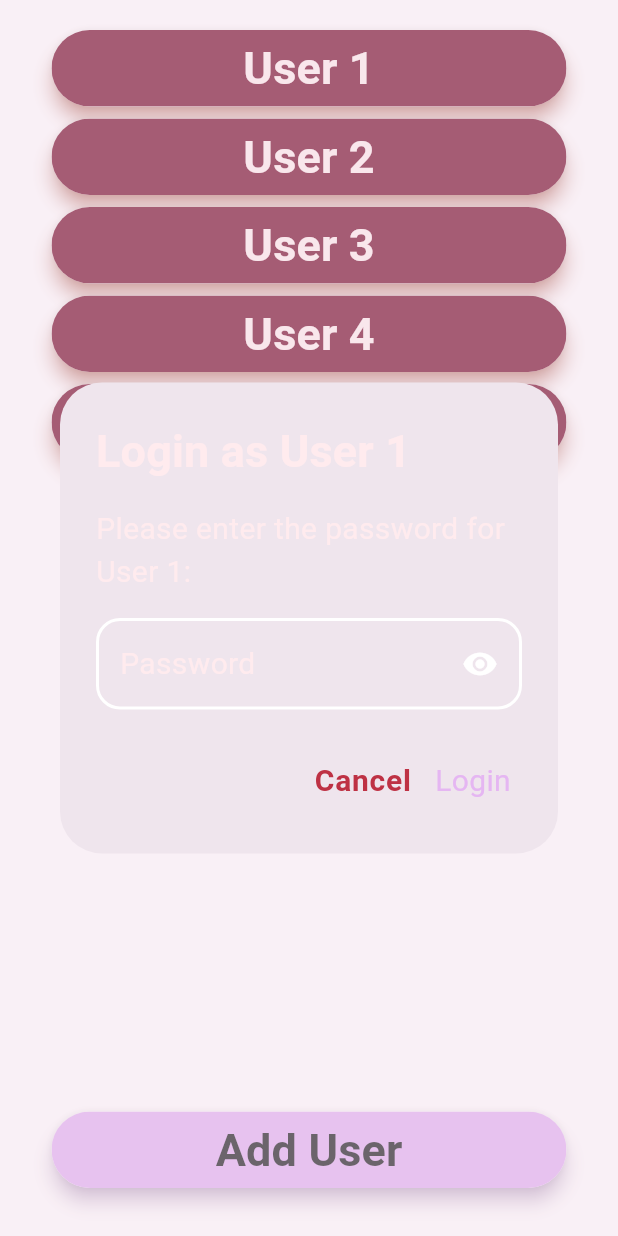
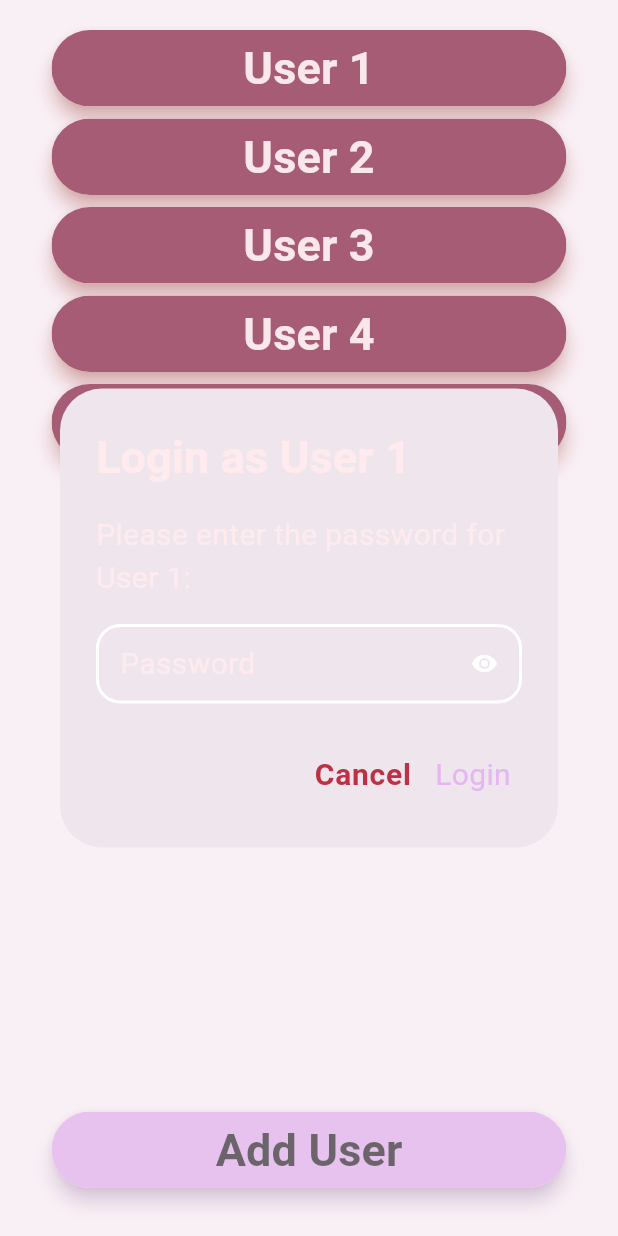
Before and after one commit to Duzzuti/passwd_manager_client, a Flutter app: the screen it shows after launch, after a tap on an icon or button, on a phone screen of 412 x 824 dp. Run offline on Flutter 3.47's test engine with Material 2 defaults, Android fonts, the phone set to English and light mode, and no system bars.

Commit message:
Add InputField decoration types

```diff
--- /dev/null
+++ b/lib/login/widgets/field_input_decorations/field_decos.dart
@@ -0,0 +1,160 @@
+// ignore_for_file: constant_identifier_names
+
+import 'package:flutter/material.dart';
+
+enum InputFieldState{
+  DISABLED,
+  STANDARD,
+  GOOD,
+  WARNING,
+  ERROR,
+}
+
+abstract class InputFieldDeco{
+  InputDecoration getDeco(BuildContext context, String label, FocusNode focused, Widget? suffixIcon, TextEditingController controller);
+}
+
+class StandardInputFieldDec extends InputFieldDeco{
+  @override
+  InputDecoration getDeco(BuildContext context, String label, FocusNode focused, Widget? suffixIcon, TextEditingController controller) {
+    return InputDecoration(
+      isDense: true,
+      labelText: label,
+      floatingLabelStyle: Theme.of(context).textTheme.bodyMedium!.copyWith(
+        color: focused.hasFocus
+        ? Theme.of(context).colorScheme.tertiary
+        : Theme.of(context).colorScheme.inversePrimary,
+      ),
+      labelStyle: Theme.of(context).textTheme.bodyMedium,
+      enabledBorder: OutlineInputBorder(
+        borderRadius: BorderRadius.circular(16),
+        borderSide: const BorderSide(
+          color: Colors.white,
+          width: 2,
+        ),
+      ),
+      focusedBorder: OutlineInputBorder(
+        borderRadius: BorderRadius.circular(16),
+        borderSide: BorderSide(
+          color: Theme.of(context).colorScheme.inversePrimary,
+          width: 3,
+        ),
+      ),
+      suffixIcon: suffixIcon,
+    );
+  }
+}
+
+class DisabledInputFieldDec extends InputFieldDeco{
+  @override
+  InputDecoration getDeco(BuildContext context, String label, FocusNode focused, Widget? suffixIcon, TextEditingController controller) {
+    return InputDecoration(
+      isDense: true,
+      labelText: label,
+      labelStyle: Theme.of(context).textTheme.bodyMedium!.copyWith(
+        color: Colors.grey.withOpacity(0.5)
+      ),
+      disabledBorder: OutlineInputBorder(
+        borderRadius: BorderRadius.circular(16),
+        borderSide: BorderSide(
+          color: Colors.grey.withOpacity(0.5),
+          width: 1,
+        ),
+      ),
+      suffixIcon: suffixIcon,
+    );
+  }
+}
+
+class GoodInputFieldDec extends InputFieldDeco{
+  @override
+  InputDecoration getDeco(BuildContext context, String label, FocusNode focused, Widget? suffixIcon, TextEditingController controller) {
+    return InputDecoration(
+      isDense: true,
+      labelText: label,
+      floatingLabelStyle: Theme.of(context).textTheme.bodyMedium!.copyWith(
+        color: focused.hasFocus
+        ? Colors.green
+        : Theme.of(context).colorScheme.inversePrimary,
+      ),
+      labelStyle: Theme.of(context).textTheme.bodyMedium,
+      enabledBorder: OutlineInputBorder(
+        borderRadius: BorderRadius.circular(16),
+        borderSide: const BorderSide(
+          color: Colors.green,
+          width: 2,
+        ),
+      ),
+      focusedBorder: OutlineInputBorder(
+        borderRadius: BorderRadius.circular(16),
+        borderSide: const BorderSide(
+          color: Colors.lightGreen,
+          width: 3,
+        ),
+      ),
+      suffixIcon: suffixIcon,
+    );
+  }
+}
+
+class WarningInputFieldDec extends InputFieldDeco{
+  @override
+  InputDecoration getDeco(BuildContext context, String label, FocusNode focused, Widget? suffixIcon, TextEditingController controller) {
+    return InputDecoration(
+      isDense: true,
+      labelText: label,
+      floatingLabelStyle: Theme.of(context).textTheme.bodyMedium!.copyWith(
+        color: focused.hasFocus
+        ? Theme.of(context).colorScheme.tertiary
+        : Theme.of(context).colorScheme.inversePrimary,
+      ),
+      labelStyle: Theme.of(context).textTheme.bodyMedium,
+      enabledBorder: OutlineInputBorder(
+        borderRadius: BorderRadius.circular(16),
+        borderSide: const BorderSide(
+          color: Colors.amber,
+          width: 2,
+        ),
+      ),
+      focusedBorder: OutlineInputBorder(
+        borderRadius: BorderRadius.circular(16),
+        borderSide: const BorderSide(
+          color: Colors.amberAccent,
+          width: 3,
+        ),
+      ),
+      suffixIcon: suffixIcon,
+    );
+  }
+}
+
+class ErrorInputFieldDec extends InputFieldDeco{
+  @override
+  InputDecoration getDeco(BuildContext context, String label, FocusNode focused, Widget? suffixIcon, TextEditingController controller) {
+    return InputDecoration(
+      isDense: true,
+      labelText: label,
+      floatingLabelStyle: Theme.of(context).textTheme.bodyMedium!.copyWith(
+        color: focused.hasFocus
+        ? Theme.of(context).colorScheme.tertiary
+        : Theme.of(context).colorScheme.inversePrimary,
+      ),
+      labelStyle: Theme.of(context).textTheme.bodyMedium,
+      enabledBorder: OutlineInputBorder(
+        borderRadius: BorderRadius.circular(16),
+        borderSide: const BorderSide(
+          color: Colors.deepOrange,
+          width: 2,
+        ),
+      ),
+      focusedBorder: OutlineInputBorder(
+        borderRadius: BorderRadius.circular(16),
+        borderSide: const BorderSide(
+          color: Colors.deepOrangeAccent,
+          width: 3,
+        ),
+      ),
+      suffixIcon: suffixIcon,
+    );
+  }
+}
--- a/lib/login/widgets/password_field.dart
+++ b/lib/login/widgets/password_field.dart
@@ -1,13 +1,18 @@
 import 'package:flutter/material.dart';
 import 'package:flutter/services.dart';
+import 'package:passwd_manager_client/login/widgets/field_input_decorations/field_decos.dart';
 
 class PasswordField extends StatefulWidget {
 
   final Function(String) onTextChanged;
+  final InputFieldState state;
+  final String? content;
 
   const PasswordField({
     super.key,
     required this.onTextChanged,
+    this.state = InputFieldState.STANDARD,
+    this.content,
   });
 
   @override
@@ -38,7 +43,26 @@ class _PasswordFieldState extends State<PasswordField> {
 
   @override
   Widget build(BuildContext context) {
+    IconButton sufButton = _obscureText
+      ? IconButton(
+        onPressed: () {setState(() {
+          _obscureText = false;
+        });},
+        icon: const Icon(Icons.remove_red_eye),
+        color: Colors.white,
+        padding: const EdgeInsets.symmetric(horizontal: 16, vertical: 8),
+      )
+      : IconButton(
+        onPressed: () {setState(() {
+          _obscureText = true;
+        });},
+        icon: const Icon(Icons.remove_red_eye_outlined),
+        color: Colors.red,
+        padding: const EdgeInsets.symmetric(horizontal: 16, vertical: 8),
+      );
+    _controller.text = widget.content == null ? _controller.text : widget.content!;
     return TextFormField(
+      enabled: widget.state != InputFieldState.DISABLED,
       controller: _controller,
       onChanged: (value) {
         widget.onTextChanged(value);
@@ -46,46 +70,13 @@ class _PasswordFieldState extends State<PasswordField> {
       cursorColor: Theme.of(context).colorScheme.secondary,
       obscureText: _obscureText,
       obscuringCharacter: "*",
-      decoration: InputDecoration(
-        labelText: "Password",
-        floatingLabelStyle: Theme.of(context).textTheme.bodyMedium!.copyWith(
-          color: _focused.hasFocus
-          ? Theme.of(context).colorScheme.tertiary
-          : Theme.of(context).colorScheme.inversePrimary,
-        ),
-        labelStyle: Theme.of(context).textTheme.bodyMedium,
-        enabledBorder: OutlineInputBorder(
-          borderRadius: BorderRadius.circular(16),
-          borderSide: const BorderSide(
-            color: Colors.white,
-            width: 2,
-          ),
-        ),
-        focusedBorder: OutlineInputBorder(
-          borderRadius: BorderRadius.circular(16),
-          borderSide: BorderSide(
-            color: Theme.of(context).colorScheme.tertiary,
-            width: 3,
-          ),
-        ),
-        suffixIcon: _obscureText
-          ? IconButton(
-            onPressed: () {setState(() {
-              _obscureText = false;
-            });},
-            icon: const Icon(Icons.remove_red_eye),
-            color: Colors.white,
-            padding: const EdgeInsets.all(16),
-          )
-          : IconButton(
-            onPressed: () {setState(() {
-              _obscureText = true;
-            });},
-            icon: const Icon(Icons.remove_red_eye_outlined),
-            color: Colors.red,
-            padding: const EdgeInsets.all(16),
-          ),
-      ),
+      decoration: switch (widget.state) {
+        InputFieldState.STANDARD => StandardInputFieldDec(),
+        InputFieldState.DISABLED => DisabledInputFieldDec(),
+        InputFieldState.GOOD => GoodInputFieldDec(),
+        InputFieldState.WARNING => WarningInputFieldDec(),
+        InputFieldState.ERROR => ErrorInputFieldDec(),
+      }.getDeco(context, "Password", _focused, sufButton, _controller),
       style: Theme.of(context).textTheme.bodyMedium!.copyWith(
         color: Theme.of(context).colorScheme.inversePrimary
       ),
```
Also changed, not shown: lib/login/widgets/username_field.dart (+10 -23 lines).
